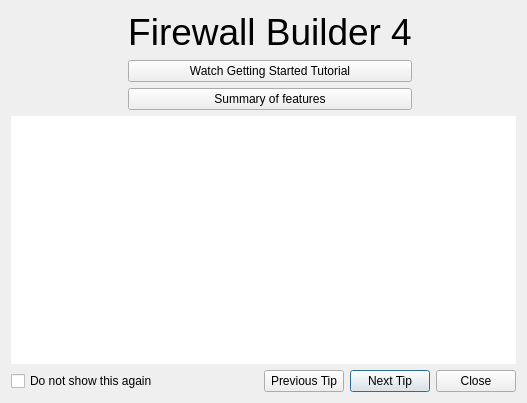
Old version of the form src/gui/starttipdialog_q.ui in the repository fwbuilder/fwbuilder.
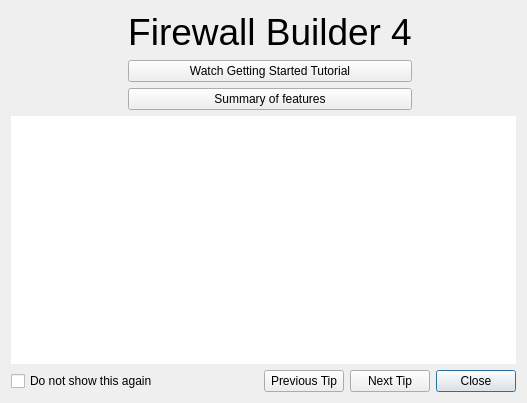
New version of the form. Icons and pictures are not drawn.

Commit message: Changed default button in start tip dialog (refs #1593)

The edit to the form file:
```diff
--- a/src/gui/starttipdialog_q.ui
+++ b/src/gui/starttipdialog_q.ui
@@ -170,8 +170,11 @@
        <property name="text">
         <string>Next Tip</string>
        </property>
+       <property name="autoDefault">
+        <bool>false</bool>
+       </property>
        <property name="default">
-        <bool>true</bool>
+        <bool>false</bool>
        </property>
        <property name="flat">
         <bool>false</bool>
@@ -186,6 +189,9 @@
        <property name="autoDefault">
         <bool>false</bool>
        </property>
+       <property name="default">
+        <bool>true</bool>
+       </property>
       </widget>
      </item>
     </layout>
```
